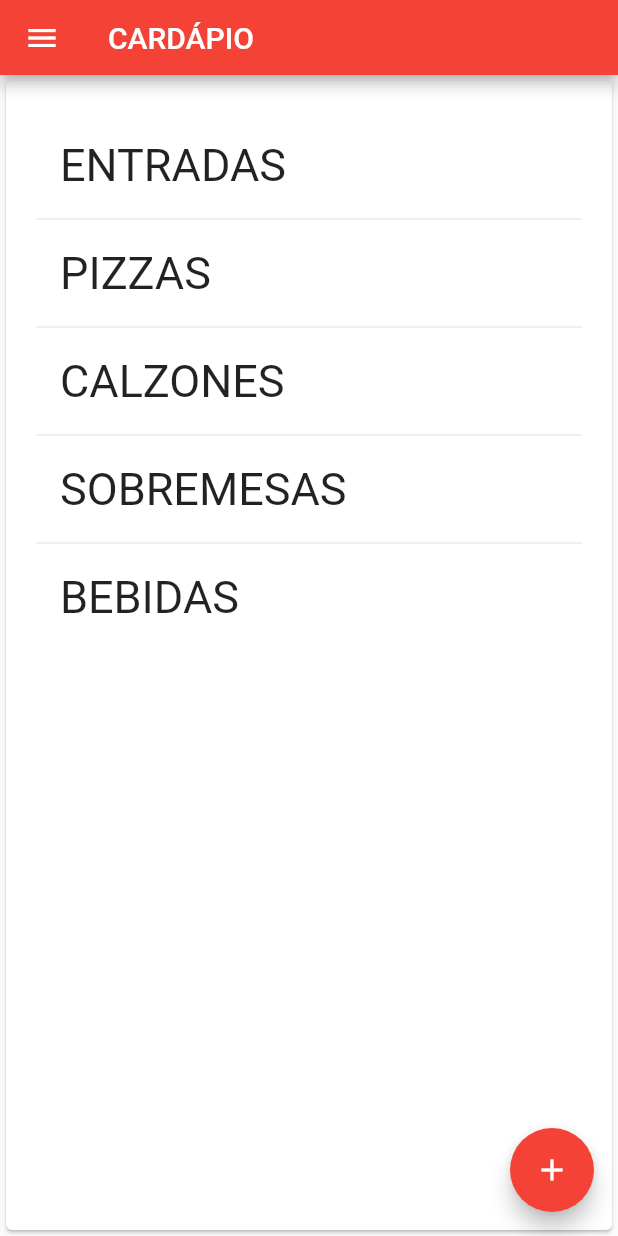
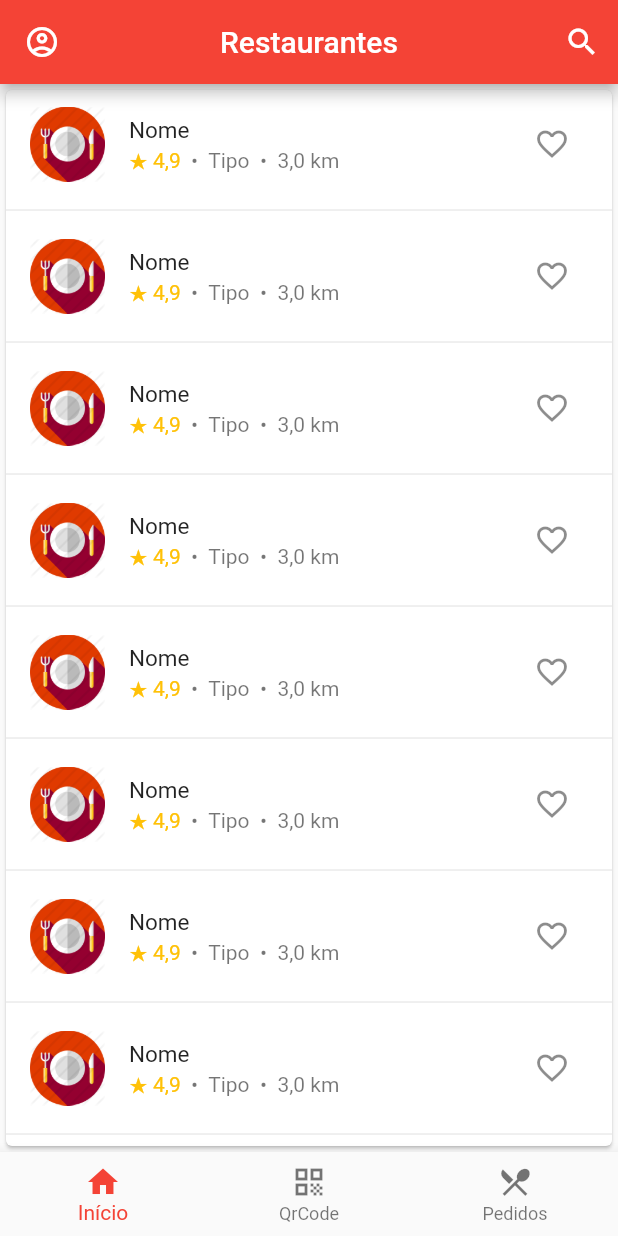
Before and after one commit to LeonardoSonsin/MyOrder, a Flutter app: the screen it shows after launch, after a tap on "Entrar", on a phone screen of 412 x 824 dp. Run offline on Flutter 3.47's test engine with Material 2 defaults, Android fonts, the phone set to English and light mode, and no system bars; our stand-ins replace font_awesome_flutter, mask_text_input_formatter.

Commit message:
Desenvolvimento de novas funcionalidades

```diff
--- a/lib/Principal/home_page.dart
+++ b/lib/Principal/home_page.dart
@@ -10,44 +10,29 @@ class HomePage extends StatefulWidget {
 }
 
 class HomePageState extends State<HomePage> {
-  @override
-  Widget build(BuildContext context) {
-    return const Scaffold(
-      appBar: MyAppBar(),
-      body: CardapioListaItens(),
-      floatingActionButton: BotaoFlutuante(),
-      drawer: MenuDoUsuario(),
-    );
-  }
-}
-
-class MyAppBar extends StatelessWidget implements PreferredSizeWidget {
-  const MyAppBar({
-    Key key,
-  }) : super(key: key);
-
-  @override
-  Size get preferredSize => const Size.fromHeight(50);
+  final GlobalKey<ScaffoldState> _scaffoldKey = new GlobalKey<ScaffoldState>();
 
   @override
   Widget build(BuildContext context) {
-
-    return AppBar(
-      title: const Text('CARDÁPIO'),
-    );
-  }
-}
-
-class BotaoFlutuante extends StatelessWidget {
-  const BotaoFlutuante({
-    Key key,
-  }) : super(key: key);
-
-  @override
-  Widget build(BuildContext context) {
-    return FloatingActionButton(
-      child: const Icon(Icons.add),
-      onPressed: () {},
+    return Scaffold(
+      key: _scaffoldKey,
+      drawer: const MenuDoUsuario(),
+      appBar: AppBar(
+        centerTitle: true,
+        title: const Text('Restaurantes'),
+        leading: IconButton(icon: const Icon(Icons.account_circle_outlined), onPressed: () {_scaffoldKey.currentState.openDrawer();},),
+        actions: <Widget>[
+          IconButton(
+            icon: const Icon(
+              Icons.search_outlined,
+            ),
+            onPressed: () {
+              // do something
+            },
+          )
+        ],
+      ),
+      body: CardapioListaItens(),
     );
   }
 }
@@ -63,39 +48,61 @@ class CardapioListaItens extends StatelessWidget {
       width: double.infinity,
       height: double.infinity,
       child: Card(
-        child: Padding(
-            padding:
-                const EdgeInsets.only(left: 12, right: 12, top: 20, bottom: 12),
           child: ListView(
-              padding: const EdgeInsets.all(8),
-              children: <Widget>[
-                ListTile(
-                  title: const Text('ENTRADAS', style: TextStyle(fontSize: 30)),
-                  onTap: () {},
-                ),
-                const Divider(),
-                ListTile(
-                  title: const Text('PIZZAS', style: TextStyle(fontSize: 30)),
-                  onTap: () {},
-                ),
-                const Divider(),
-                ListTile(
-                  title: const Text('CALZONES', style: TextStyle(fontSize: 30)),
-                  onTap: () {},
-                ),
-                const Divider(),
-                ListTile(
-                  title: const Text('SOBREMESAS', style: TextStyle(fontSize: 30)),
-                  onTap: () {},
-                ),
-                const Divider(),
-                ListTile(
-                  title: const Text('BEBIDAS', style: TextStyle(fontSize: 30)),
-                  onTap: () {},
-                ),
+        children: const [
+          Restaurante(),
+          Divider(),
+          Restaurante(),
+          Divider(),
+          Restaurante(),
+          Divider(),
+          Restaurante(),
+          Divider(),
+          Restaurante(),
+          Divider(),
+          Restaurante(),
+          Divider(),
+          Restaurante(),
+          Divider(),
+          Restaurante(),
+          Divider(),
+          Restaurante(),
         ],
       )),
+    );
+  }
+}
+
+class Restaurante extends StatelessWidget {
+  const Restaurante({
+    Key key,
+  }) : super(key: key);
+
+  @override
+  Widget build(BuildContext context) {
+    return ListTile(
+      leading: SizedBox(
+        width: 50,
+        height: 50,
+        child: Image.asset('assets/imagens/icone_restaurante.png'),
       ),
+      title: const Text('Nome', style: TextStyle(fontSize: 15)),
+      subtitle: const Text.rich(
+        TextSpan(
+          style: TextStyle(
+            fontSize: 14.0,
+          ),
+          children: <TextSpan>[
+            TextSpan(text: '★ 4,9  ', style: TextStyle(color: Colors.amber)),
+            TextSpan(text: '•  Tipo  •  3,0 km'),
+          ],
+        ),
+      ),
+      trailing: IconButton(
+        icon: const Icon(Icons.favorite_outline),
+        onPressed: () {},
+      ),
+      onTap: () {},
     );
   }
 }
@@ -108,8 +115,7 @@ class MenuDoUsuario extends StatelessWidget {
   @override
   Widget build(BuildContext context) {
     return Drawer(
-      child: Column(
-        children: [
+      child: Column(children: [
         UserAccountsDrawerHeader(
           currentAccountPicture: Image.asset('assets/imagens/logo.png'),
           accountName: const Text('Usuário Teste'),
@@ -121,6 +127,22 @@ class MenuDoUsuario extends StatelessWidget {
           subtitle: const Text('Informações da sua conta'),
           onTap: () {
             Navigator.of(context).pushNamed('/account');
+          },
+        ),
+        ListTile(
+          leading: const Icon(Icons.notifications_none_outlined),
+          title: const Text('Notificações'),
+          subtitle: const Text('Minha central de notificações'),
+          onTap: () {
+            Navigator.of(context).pushNamed('/notifications');
+          },
+        ),
+        ListTile(
+          leading: const Icon(Icons.credit_card),
+          title: const Text('Pagamentos'),
+          subtitle: const Text('Meus saldos e cartões'),
+          onTap: () {
+            Navigator.of(context).pushNamed('/payments');
           },
         ),
         ListTile(
@@ -147,8 +169,7 @@ class MenuDoUsuario extends StatelessWidget {
             Navigator.of(context).pushReplacementNamed('/login');
           },
         ),
-        ],
-      ),
+      ]),
     );
   }
 }
--- a/lib/app_widget.dart
+++ b/lib/app_widget.dart
@@ -1,12 +1,15 @@
-import 'Principal/home_page.dart';
+import 'package:app1/navigator.dart';
+
 import 'Principal/login_page.dart';
 import 'Cadastro/register_page.dart';
 import 'Cadastro/register_page2.dart';
 import 'Cadastro/register_page3.dart';
 import 'Cadastro/forget_page.dart';
-import 'Usuário/account_page.dart';
-import 'Usuário/settings_page.dart';
-import 'Usuário/help_page.dart';
+import 'Usuario/account_page.dart';
+import 'Usuario/help_page.dart';
+import 'Usuario/notifications_page.dart';
+import 'Usuario/payments_page.dart';
+import 'Usuario/settings_page.dart';
 
 import 'app_controller.dart';
 import 'package:flutter/material.dart';
@@ -27,12 +30,14 @@ class AppWidget extends StatelessWidget {
           initialRoute: '/login',
           routes: {
             '/login': (context) => LoginPage(),
-            '/home': (context) => HomePage(),
+            '/home': (context) => NavigationPage(),
             '/forget': (context) => ForgetPage(),
             '/register1': (context) => RegisterPage(),
             '/register2': (context) => RegisterPage2(),
             '/register3': (context) => RegisterPage3(),
             '/account': (context) => AccountPage(),
+            '/notifications': (context) => NotificationsPage(),
+            '/payments': (context) => PaymentsPage(),
             '/settings': (context) => SettingsPage(),
             '/help': (context) => HelpPage(),
           }
--- /dev/null
+++ b/lib/navigator.dart
@@ -0,0 +1,42 @@
+import 'package:app1/Principal/home_page.dart';
+import 'package:app1/Usuario/account_page.dart';
+import 'package:flutter/material.dart';
+
+class NavigationPage extends StatefulWidget {
+  const NavigationPage({Key key}) : super(key: key);
+
+  @override
+  State<NavigationPage> createState() {
+    return NavigationPageState();
+  }
+}
+
+class NavigationPageState extends State<NavigationPage> {
+  int _indiceAtual = 0;
+  final List<Widget> _telas = [
+    HomePage(),
+  ];
+
+  @override
+  Widget build(BuildContext context) {
+    return Scaffold(
+      body: _telas[_indiceAtual],
+      bottomNavigationBar: BottomNavigationBar(
+        type: BottomNavigationBarType.fixed,
+        currentIndex: _indiceAtual,
+        onTap: onTabTapped,
+        items: const <BottomNavigationBarItem>[
+          BottomNavigationBarItem(icon: Icon(Icons.home), label: "Início"),
+          BottomNavigationBarItem(icon: Icon(Icons.qr_code), label: "QrCode"),
+          BottomNavigationBarItem(icon: Icon(Icons.restaurant_menu_sharp), label: "Pedidos"),
+        ],
+      ),
+    );
+  }
+
+  void onTabTapped(int index) {
+    setState(() {
+      _indiceAtual = index;
+    });
+  }
+}
--- a/pubspec.yaml
+++ b/pubspec.yaml
@@ -64,6 +64,7 @@ flutter:
     - assets/imagens/logo.png
     - assets/imagens/background.jpg
     - assets/imagens/forget_password.png
+    - assets/imagens/icone_restaurante.png
 
   # An image asset can refer to one or more resolution-specific "variants", see
   # https://flutter.dev/assets-and-images/#resolution-aware.
```
Also changed, not shown: lib/Usuario/notifications_page.dart (added, +69 -0 lines), lib/Usuario/payments_page.dart (added, +69 -0 lines), assets/imagens/icone_restaurante.png (added), lib/Cardapio/pizzas.dart (added), lib/Usuario/account_page.dart (line endings or trailing spaces), lib/Usuario/help_page.dart (renamed from lib/Usuário/help_page.dart), lib/Usuario/settings_page.dart (renamed from lib/Usuário/settings_page.dart). Lines whose indentation alone changed are shown as unchanged.
